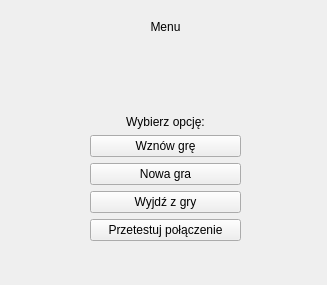
First picture: the form in prj/QT/menu.ui, repository BenZdunczuk/Retro_Pong, before the edit.
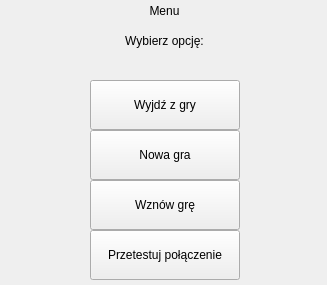
Second picture: the form after the edit.

Patch:
```diff
--- a/prj/QT/menu.ui
+++ b/prj/QT/menu.ui
@@ -10,21 +10,30 @@
     <height>285</height>
    </rect>
   </property>
+  <property name="sizePolicy">
+   <sizepolicy hsizetype="Expanding" vsizetype="Expanding">
+    <horstretch>0</horstretch>
+    <verstretch>0</verstretch>
+   </sizepolicy>
+  </property>
   <property name="windowTitle">
    <string>Form</string>
   </property>
-  <widget class="QWidget" name="">
-   <property name="geometry">
-    <rect>
-     <x>90</x>
-     <y>20</y>
-     <width>151</width>
-     <height>221</height>
-    </rect>
-   </property>
-   <layout class="QVBoxLayout" name="verticalLayout">
-    <item>
      <widget class="QLabel" name="labelMenu">
+   <property name="geometry">
+    <rect>
+     <x>90</x>
+     <y>0</y>
+     <width>149</width>
+     <height>21</height>
+    </rect>
+   </property>
+   <property name="sizePolicy">
+    <sizepolicy hsizetype="Expanding" vsizetype="Expanding">
+     <horstretch>0</horstretch>
+     <verstretch>0</verstretch>
+    </sizepolicy>
+   </property>
       <property name="text">
        <string>Menu</string>
       </property>
@@ -32,22 +41,21 @@
        <set>Qt::AlignmentFlag::AlignCenter</set>
       </property>
      </widget>
-    </item>
-    <item>
-     <spacer name="verticalSpacer">
-      <property name="orientation">
-       <enum>Qt::Orientation::Vertical</enum>
-      </property>
-      <property name="sizeHint" stdset="0">
-       <size>
-        <width>20</width>
-        <height>40</height>
-       </size>
-      </property>
-     </spacer>
-    </item>
-    <item>
      <widget class="QLabel" name="labelPrompt">
+   <property name="geometry">
+    <rect>
+     <x>90</x>
+     <y>20</y>
+     <width>149</width>
+     <height>42</height>
+    </rect>
+   </property>
+   <property name="sizePolicy">
+    <sizepolicy hsizetype="Expanding" vsizetype="Expanding">
+     <horstretch>0</horstretch>
+     <verstretch>0</verstretch>
+    </sizepolicy>
+   </property>
       <property name="text">
        <string>Wybierz opcję:</string>
       </property>
@@ -55,36 +63,81 @@
        <set>Qt::AlignmentFlag::AlignCenter</set>
       </property>
      </widget>
-    </item>
-    <item>
      <widget class="QPushButton" name="buttonGoBack">
+   <property name="geometry">
+    <rect>
+     <x>90</x>
+     <y>180</y>
+     <width>150</width>
+     <height>50</height>
+    </rect>
+   </property>
+   <property name="sizePolicy">
+    <sizepolicy hsizetype="Expanding" vsizetype="Expanding">
+     <horstretch>0</horstretch>
+     <verstretch>0</verstretch>
+    </sizepolicy>
+   </property>
       <property name="text">
        <string>Wznów grę</string>
       </property>
      </widget>
-    </item>
-    <item>
-     <widget class="QPushButton" name="buttonNewGame">
-      <property name="text">
-       <string>Nowa gra</string>
-      </property>
-     </widget>
-    </item>
-    <item>
      <widget class="QPushButton" name="buttonExit">
+   <property name="geometry">
+    <rect>
+     <x>90</x>
+     <y>80</y>
+     <width>150</width>
+     <height>50</height>
+    </rect>
+   </property>
+   <property name="sizePolicy">
+    <sizepolicy hsizetype="Expanding" vsizetype="Expanding">
+     <horstretch>0</horstretch>
+     <verstretch>0</verstretch>
+    </sizepolicy>
+   </property>
       <property name="text">
        <string>Wyjdź z gry</string>
       </property>
      </widget>
-    </item>
-    <item>
+  <widget class="QPushButton" name="buttonNewGame">
+   <property name="geometry">
+    <rect>
+     <x>90</x>
+     <y>130</y>
+     <width>150</width>
+     <height>50</height>
+    </rect>
+   </property>
+   <property name="sizePolicy">
+    <sizepolicy hsizetype="Expanding" vsizetype="Expanding">
+     <horstretch>0</horstretch>
+     <verstretch>0</verstretch>
+    </sizepolicy>
+   </property>
+   <property name="text">
+    <string>Nowa gra</string>
+   </property>
+  </widget>
      <widget class="QPushButton" name="buttonTest">
+   <property name="geometry">
+    <rect>
+     <x>90</x>
+     <y>230</y>
+     <width>150</width>
+     <height>50</height>
+    </rect>
+   </property>
+   <property name="sizePolicy">
+    <sizepolicy hsizetype="Expanding" vsizetype="Expanding">
+     <horstretch>0</horstretch>
+     <verstretch>0</verstretch>
+    </sizepolicy>
+   </property>
       <property name="text">
        <string>Przetestuj połączenie</string>
       </property>
-     </widget>
-    </item>
-   </layout>
   </widget>
  </widget>
  <resources/>
```
Lines whose indentation alone changed are shown as unchanged.
